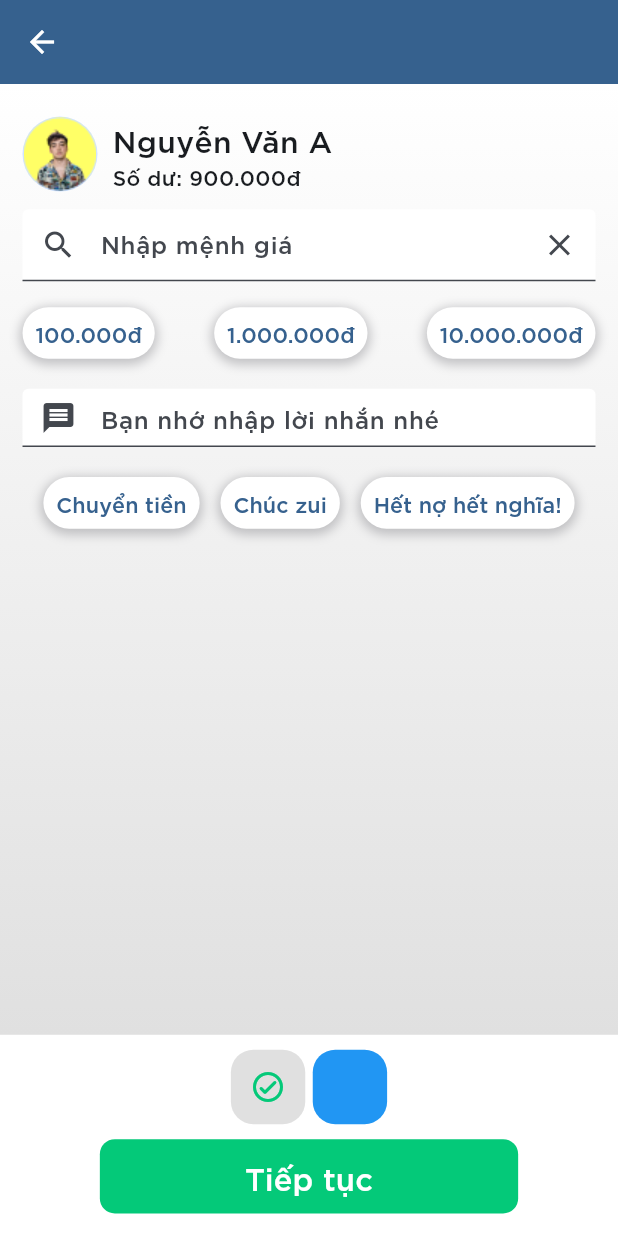
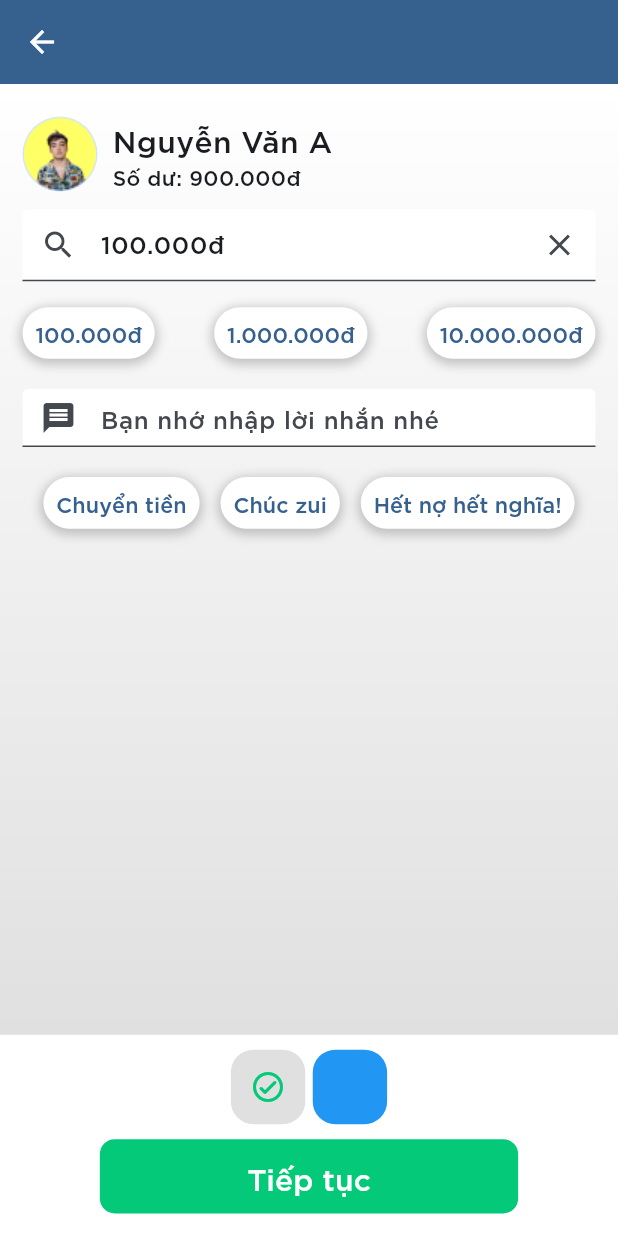
Before and after one commit to hiepchau/NFCEWallet, a Flutter app: the PaymentPage screen opened directly, after a tap on "100.000đ", on a phone screen of 412 x 824 dp. Run offline on Flutter 3.47's test engine with Material 2 defaults, Android fonts, the phone set to English and light mode, and no system bars; our stand-ins replace animated_bottom_navigation_bar, barcode_widget, bloc, dio, equatable, event_bus and 16 more; missing offline and left inert: barcode_scan2; accounts and stored records are empty; generated files the repository leaves out were written again.

Commit message:
update bloc for payment screen

```diff
--- a/lib/data/model/response/login_response.dart
+++ b/lib/data/model/response/login_response.dart
@@ -5,8 +5,8 @@ part 'login_response.g.dart';
 @JsonSerializable()
 class LoginResponse{
   Map<String, dynamic> accessToken;
-
-  LoginResponse({required this.accessToken});
+  Map<String, dynamic> user;
+  LoginResponse({required this.accessToken, required this.user});
 
   factory LoginResponse.fromJson(Map<String, dynamic> json) =>
       _$LoginResponseFromJson(json);
--- a/lib/data/preferences.dart
+++ b/lib/data/preferences.dart
@@ -1,3 +1,4 @@
 class Preferences{
+  static String user= 'user';
   static String token = 'token';
 }
--- a/lib/data/repositories/wallet_repo.dart
+++ b/lib/data/repositories/wallet_repo.dart
@@ -18,7 +18,7 @@ class WalletRepo{
 
   Future<Wallet?> createWallet(String name, String type, String cardNumber) async {
     return _appService
-        .createWallet('Bearer '+_sharedPreferences.getString('token')!, _requestFactory.createWallet(name, type, cardNumber))
+        .createWallet(_sharedPreferences.getString('token')!, _requestFactory.createWallet(name, type, cardNumber))
         .then((http) async {
       print(http.response.statusCode);
       print(http.response.data);
@@ -29,7 +29,7 @@ class WalletRepo{
 
   Future<List<Wallet>?> getListWallet(String userId) async {
     return _appService
-        .getWalletByUserId(userId, 'Bearer ' + _sharedPreferences.getString('token')!)
+        .getWalletByUserId(userId, _sharedPreferences.getString('token')!)
         .then((http) async {
       if (http.response.statusCode != 200) {
         return null;
--- /dev/null
+++ b/lib/ui/screen/payment/payment_screen/bloc/payment_screen_bloc.dart
@@ -0,0 +1,19 @@
+import 'package:bloc/bloc.dart';
+import 'package:equatable/equatable.dart';
+
+part 'payment_screen_event.dart';
+part 'payment_screen_state.dart';
+
+class PaymentScreenBloc extends Bloc<PaymentScreenEvent, PaymentScreenState> {
+  PaymentScreenBloc() : super(const PaymentScreenState()) {
+    on<ChangeThemeEvent>((event, emit) {
+      emit(state.copyWith(themeIndex:event.themeIndex));
+    });
+    on<ChangeMessageEvent>((event, emit) {
+      emit(state.copyWith(message: event.message));
+    });
+    on<ChangeAmountEvent>((event, emit) {
+      emit(state.copyWith(amount: event.amount));
+    });
+  }
+}
--- /dev/null
+++ b/lib/ui/screen/payment/payment_screen/bloc/payment_screen_event.dart
@@ -0,0 +1,23 @@
+part of 'payment_screen_bloc.dart';
+
+abstract class PaymentScreenEvent {
+  const PaymentScreenEvent();
+}
+
+class ChangeThemeEvent extends PaymentScreenEvent {
+  final int themeIndex;
+
+  const ChangeThemeEvent(this.themeIndex);
+}
+
+class ChangeMessageEvent extends PaymentScreenEvent {
+  final String message;
+
+  const ChangeMessageEvent(this.message);
+}
+
+class ChangeAmountEvent extends PaymentScreenEvent {
+  final String amount;
+
+  const ChangeAmountEvent(this.amount);
+}
--- /dev/null
+++ b/lib/ui/screen/payment/payment_screen/bloc/payment_screen_state.dart
@@ -0,0 +1,33 @@
+part of 'payment_screen_bloc.dart';
+
+class PaymentScreenState {
+  final int themeIndex;
+  final String message;
+  final String amount;
+  const PaymentScreenState(
+      {this.themeIndex = 0, this.message = "", this.amount = ""});
+  PaymentScreenState copyWith(
+      {int? themeIndex, String? message, String? amount}) {
+    return PaymentScreenState(
+        themeIndex: themeIndex ?? this.themeIndex,
+        message: message ?? this.message,
+        amount: amount ?? this.amount);
+  }
+}
+
+class PaymentScreenInitialState extends PaymentScreenState {
+  PaymentScreenInitialState(int? themeIndex, String? message, String? amount);
+}
+
+class ThemeState extends PaymentScreenState {
+
+  const ThemeState(themeIndex);
+}
+
+class MessageState extends PaymentScreenState {
+  const MessageState(message);
+}
+
+class AmountState extends PaymentScreenState {
+  const AmountState(amount);
+}
--- a/lib/ui/screen/payment/payment_screen/payment_screen.dart
+++ b/lib/ui/screen/payment/payment_screen/payment_screen.dart
@@ -1,18 +1,16 @@
 import 'package:flutter/material.dart';
 import 'package:flutter_bloc/flutter_bloc.dart';
+import 'package:nfc_e_wallet/ui/screen/payment/payment_screen/bloc/payment_screen_bloc.dart';
 
 import '../../../style/color.dart';
 import '../../app_navigator.dart';
 import '../payment_confirm/payment_confirm.dart';
-import 'payment_screen_bloc.dart';
-import 'payment_screen_event.dart';
-import 'payment_screen_state.dart';
 
 class PaymentScreen extends StatelessWidget {
   @override
   Widget build(BuildContext context) {
     return BlocProvider(
-      create: (context) => PaymentBloc(),
+      create: (context) => PaymentScreenBloc(),
       child: PaymentPage(),
     );
   }
@@ -20,27 +18,18 @@ class PaymentScreen extends StatelessWidget {
 
 class PaymentPage extends StatelessWidget {
 
+  final TextEditingController amountController = TextEditingController();
+  final TextEditingController messageController = TextEditingController();
+
   @override
   Widget build(BuildContext context) {
-    return BlocBuilder<PaymentBloc, PaymentState>(
+    return BlocBuilder<PaymentScreenBloc, PaymentScreenState>(
       builder: (context, state) {
-        int themeIndex = 0;
-        String message = '';
-        String amount = '';
-        if (state is ThemeState) {
-          themeIndex = state.themeIndex;
-        } else if (state is MessageState) {
-          message = state.message;
-        } else if (state is AmountState) {
-          amount = state.amount;
-        }
-        Container buildSuggestButton(context, double suggestIconHeight, String text) {
-          text = '$textđ';
-          return buildRoundButton(suggestIconHeight, text, () {
-            context.read<PaymentBloc>().add(ChangeAmountEvent(text));
-          });
-        }
-
+        int themeIndex = state.themeIndex;
+        String message = state.message;
+        String amount = state.amount;
+        amountController.text = amount;
+        messageController.text = message;
         Decoration themeDecoration = _buildThemeDecoration(themeIndex);
 
         return SafeArea(
@@ -99,8 +88,9 @@ class PaymentPage extends StatelessWidget {
                               AspectRatio(
                                 aspectRatio: 69 / 10,
                                 child: TextFormField(
+                                  controller: amountController,
                                   onChanged: (value) {
-                                    context.read<PaymentBloc>().add(ChangeAmountEvent(value));
+                                    context.read<PaymentScreenBloc>().add(ChangeAmountEvent(value));
                                   },
                                   decoration: InputDecoration(
                                     hoverColor: primaryContainer,
@@ -108,13 +98,13 @@ class PaymentPage extends StatelessWidget {
                                     filled: true,
                                     fillColor: Colors.white,
                                     prefixIcon: const Icon(Icons.search),
-                                    border: UnderlineInputBorder(),
+                                    border: const UnderlineInputBorder(),
                                     contentPadding: const EdgeInsets.symmetric(
                                         vertical: 10, horizontal: 15),
                                     hintText: "Nhập mệnh giá",
                                     suffixIcon: IconButton(
                                       onPressed: () {
-                                        context.read<PaymentBloc>().add(ChangeAmountEvent(''));
+                                        context.read<PaymentScreenBloc>().add(const ChangeAmountEvent(''));
                                       },
                                       icon: const Icon(Icons.clear),
                                     ),
@@ -143,9 +133,10 @@ class PaymentPage extends StatelessWidget {
                                   mainAxisAlignment: MainAxisAlignment.start,
                                   children: [
                                     Expanded(
-                                      child: TextField(
+                                      child: TextFormField(
+                                        controller: messageController,
                                         onChanged: (value) {
-                                          context.read<PaymentBloc>().add(ChangeMessageEvent(value));
+                                          context.read<PaymentScreenBloc>().add(ChangeMessageEvent(value));
                                         },
                                         decoration: InputDecoration(
                                           hoverColor: primaryContainer,
@@ -170,13 +161,13 @@ class PaymentPage extends StatelessWidget {
                                 mainAxisAlignment: MainAxisAlignment.spaceEvenly,
                                 children: [
                                   buildRoundButton(suggestIconHeight, 'Chuyển tiền', () {
-                                    context.read<PaymentBloc>().add(ChangeMessageEvent('Chuyển tiền'));
+                                    context.read<PaymentScreenBloc>().add(ChangeMessageEvent('Chuyển tiền'));
                                   }),
                                   buildRoundButton(suggestIconHeight, 'Chúc zui', () {
-                                    context.read<PaymentBloc>().add(ChangeMessageEvent('Chúc zui'));
+                                    context.read<PaymentScreenBloc>().add(ChangeMessageEvent('Chúc zui'));
                                   }),
                                   buildRoundButton(suggestIconHeight, 'Hết nợ hết nghĩa!', () {
-                                    context.read<PaymentBloc>().add(ChangeMessageEvent('Hết nợ hết nghĩa!'));
+                                    context.read<PaymentScreenBloc>().add(ChangeMessageEvent('Hết nợ hết nghĩa!'));
                                   }),
                                 ],
                               ),
@@ -205,7 +196,7 @@ class PaymentPage extends StatelessWidget {
                                     Icons.check_circle_outline_rounded,
                                     color: green,
                                   )), () {
-                                context.read<PaymentBloc>().add(ChangeThemeEvent(0));
+                                context.read<PaymentScreenBloc>().add(ChangeThemeEvent(0));
                               }),
                               const SizedBox(width: 5),
                               buildThemeButton(Colors.blue, themeButtonHeight,
@@ -215,7 +206,7 @@ class PaymentPage extends StatelessWidget {
                                         Icons.check_circle_outline_rounded,
                                         color: green,
                                       )), () {
-                                    context.read<PaymentBloc>().add(ChangeThemeEvent(1));
+                                    context.read<PaymentScreenBloc>().add(ChangeThemeEvent(1));
                                   }),
                             ],
                           ),
@@ -230,8 +221,6 @@ class PaymentPage extends StatelessWidget {
                                       color: green,
                                       borderRadius:
                                       BorderRadius.all(Radius.circular(10))),
-                                  child: FittedBox(
-                                    fit: BoxFit.contain,
                                   child: TextButton(
                                     onPressed: () {
                                       showModalBottomSheet(
@@ -249,7 +238,6 @@ class PaymentPage extends StatelessWidget {
                                         color: Colors.white,
                                         fontSize: 20,
                                         fontWeight: FontWeight.w200,
-                                        ),
                                       ),
                                     ),
                                   ))),
@@ -330,7 +318,7 @@ class PaymentPage extends StatelessWidget {
   Container buildSuggestButton(BuildContext context, double suggestIconHeight, String text) {
     text = '$textđ';
     return buildRoundButton(suggestIconHeight, text, () {
-      context.read<PaymentBloc>().add(ChangeAmountEvent(text));
+      context.read<PaymentScreenBloc>().add(ChangeAmountEvent(text));
     });
   }
 
--- a/lib/ui/screen/payment/payment_screen/payment_screen_event.dart
+++ /dev/null
@@ -1,21 +0,0 @@
-abstract class PaymentEvent {
-  const PaymentEvent();
-}
-
-class ChangeThemeEvent extends PaymentEvent {
-  final int themeIndex;
-
-  const ChangeThemeEvent(this.themeIndex);
-}
-
-class ChangeMessageEvent extends PaymentEvent {
-  final String message;
-
-  const ChangeMessageEvent(this.message);
-}
-
-class ChangeAmountEvent extends PaymentEvent {
-  final String amount;
-
-  const ChangeAmountEvent(this.amount);
-}
--- a/lib/ui/screen/payment/payment_screen/payment_screen_state.dart
+++ /dev/null
@@ -1,21 +0,0 @@
-abstract class PaymentState {
-  const PaymentState();
-}
-
-class ThemeState extends PaymentState {
-  final int themeIndex;
-
-  const ThemeState(this.themeIndex);
-}
-
-class MessageState extends PaymentState {
-  final String message;
-
-  const MessageState(this.message);
-}
-
-class AmountState extends PaymentState {
-  final String amount;
-
-  const AmountState(this.amount);
-}
```
Also changed, not shown: lib/data/repositories/authenticator.dart (+25 -10 lines), lib/ui/screen/payment/payment_confirm/payment_confirm.dart (+47 -66 lines), lib/ui/screen/payment/payment_screen/payment_screen_bloc.dart (deleted, +0 -18 lines), lib/ui/widgets/shortcut_panel.dart (+9 -9 lines), lib/data/model/response/login_response.g.dart, 2 other files. Lines whose indentation alone changed are shown as unchanged.
